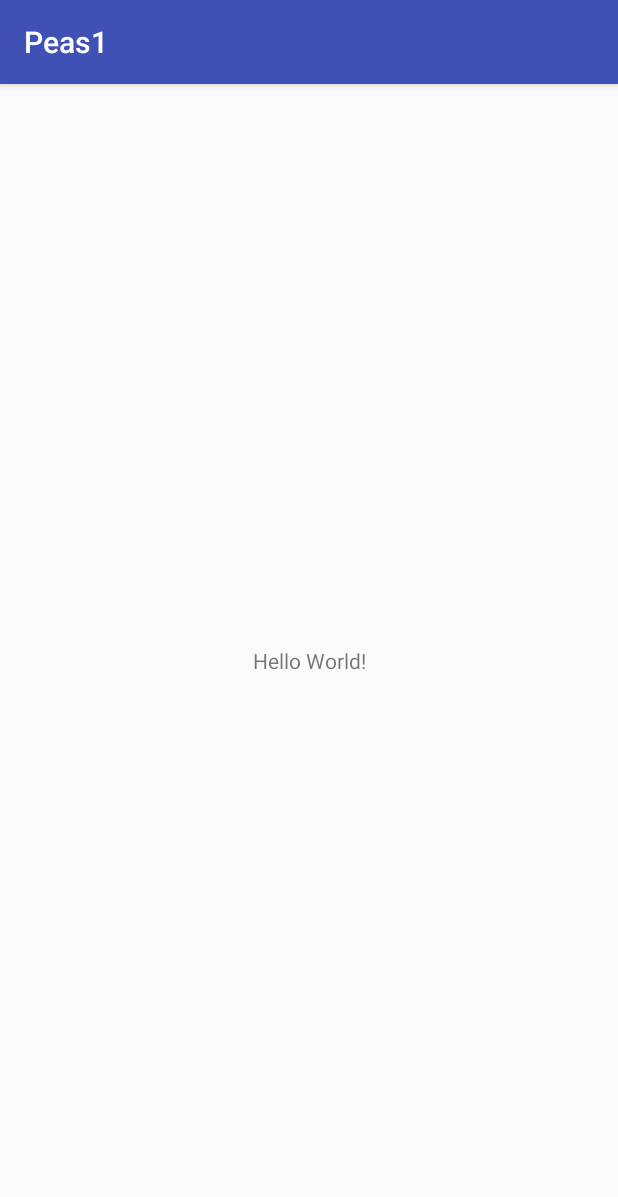
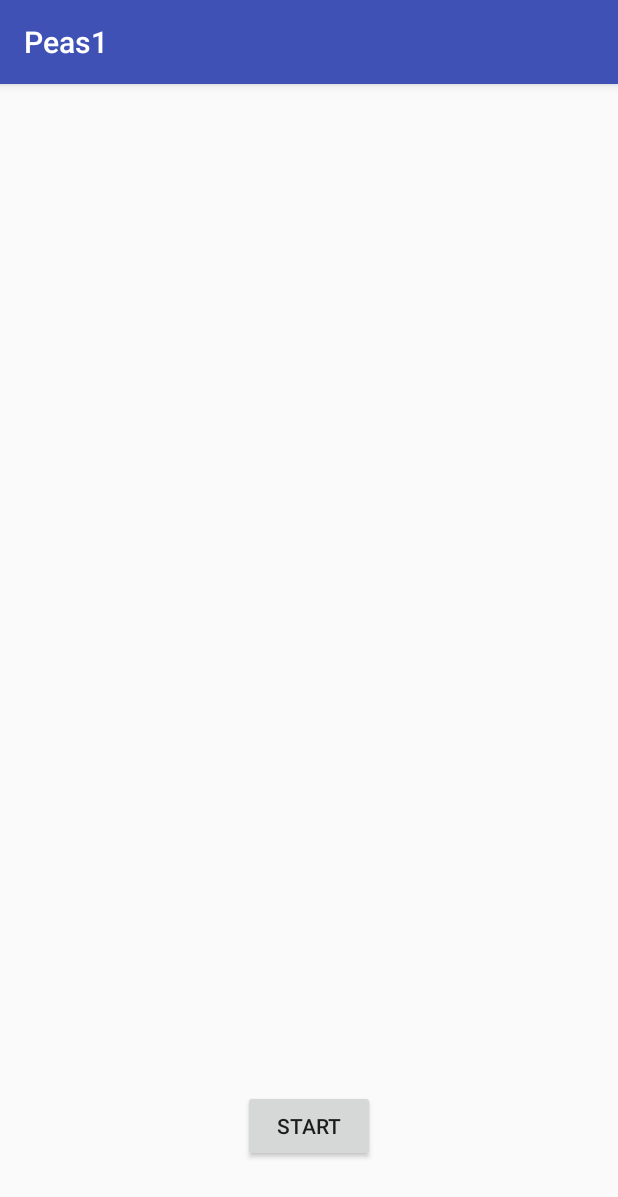
Before and after one commit to chesterCervantes/Peas1, an Android app: the screen it shows after launch (MainActivity), on a phone screen of 412 x 824 dp. Shown: the top 1197 px of the screen. Run offline under Robolectric (Android 15) with nearby library versions, the phone set to English and light mode, and no system bars.

Commit message:
Add button to connect to 2nd activity

```diff
--- a/app/src/main/AndroidManifest.xml
+++ b/app/src/main/AndroidManifest.xml
@@ -1,6 +1,8 @@
 <?xml version="1.0" encoding="utf-8"?>
 <manifest xmlns:android="http://schemas.android.com/apk/res/android"
     package="com.example.chester.peas1">
+
+    <uses-permission android:name="android.permission.INTERNET" />
 
     <application
         android:allowBackup="true"
@@ -16,6 +18,7 @@
                 <category android:name="android.intent.category.LAUNCHER" />
             </intent-filter>
         </activity>
+        <activity android:name=".Main2Activity"></activity>
     </application>
 
 </manifest>
--- a/app/src/main/java/com/example/chester/peas1/MainActivity.java
+++ b/app/src/main/java/com/example/chester/peas1/MainActivity.java
@@ -1,7 +1,10 @@
 package com.example.chester.peas1;
 
+import android.content.Intent;
 import android.support.v7.app.AppCompatActivity;
 import android.os.Bundle;
+import android.view.View;
+import android.widget.Button;
 
 public class MainActivity extends AppCompatActivity {
 
@@ -9,8 +12,22 @@ public class MainActivity extends AppCompatActivity {
     protected void onCreate(Bundle savedInstanceState) {
         super.onCreate(savedInstanceState);
         setContentView(R.layout.activity_main);
+
+        SetupStartButton();
     }
     // Test
     //FOr test branch
     // For test Branch 2
+
+    private void SetupStartButton() {
+        Button btn = (Button) findViewById(R.id.button_start);
+        btn.setOnClickListener(new View.OnClickListener() {
+            @Override
+            public void onClick(View view) {
+                Intent intent = Main2Activity.makeIntent(MainActivity.this);
+                startActivity(intent);
+            }
+        });
+    }
+
 }
--- a/app/src/main/res/layout/activity_main.xml
+++ b/app/src/main/res/layout/activity_main.xml
@@ -6,13 +6,14 @@
     android:layout_height="match_parent"
     tools:context="com.example.chester.peas1.MainActivity">
 
-    <TextView
+    <Button
+        android:id="@+id/button_start"
         android:layout_width="wrap_content"
         android:layout_height="wrap_content"
-        android:text="Hello World!"
+        android:layout_marginBottom="49dp"
+        android:text="@string/btn_start"
         app:layout_constraintBottom_toBottomOf="parent"
-        app:layout_constraintLeft_toLeftOf="parent"
-        app:layout_constraintRight_toRightOf="parent"
-        app:layout_constraintTop_toTopOf="parent" />
+        app:layout_constraintEnd_toEndOf="parent"
+        app:layout_constraintStart_toStartOf="parent" />
 
 </android.support.constraint.ConstraintLayout>
--- a/app/src/main/res/values/strings.xml
+++ b/app/src/main/res/values/strings.xml
@@ -1,3 +1,4 @@
 <resources>
     <string name="app_name">Peas1</string>
+    <string name="btn_start">Start</string>
 </resources>
```
Also changed, not shown: app/src/main/java/com/example/chester/peas1/Main2Activity.java (added, +21 -0 lines), app/src/main/res/layout/activity_main2.xml (added, +9 -0 lines).
